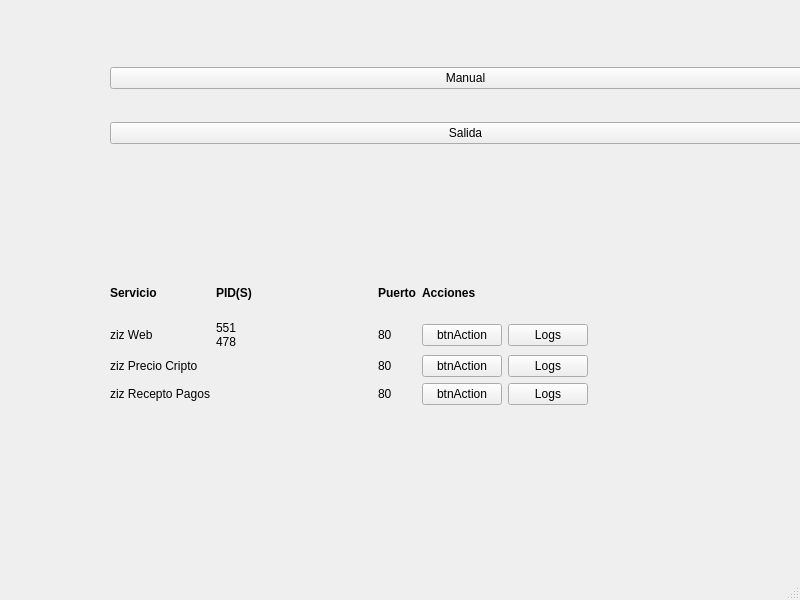
Before: the Qt Designer form Librerias/Vistas/ventanaPrincipalBoceto.ui in Jonathan-Lara-Hurtado/zizAdmin, drawn with Qt 5.
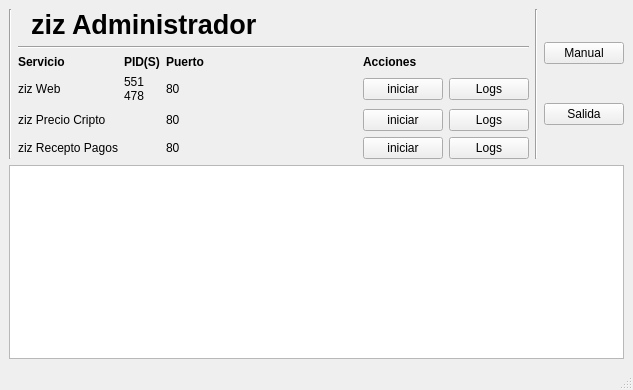
After: the same form once the commit is applied. Icons and pictures are not drawn.

What changed in the file:
```diff
--- a/Librerias/Vistas/ventanaPrincipalBoceto.ui
+++ b/Librerias/Vistas/ventanaPrincipalBoceto.ui
@@ -6,8 +6,8 @@
    <rect>
     <x>0</x>
     <y>0</y>
-    <width>800</width>
-    <height>600</height>
+    <width>633</width>
+    <height>390</height>
    </rect>
   </property>
   <property name="windowTitle">
@@ -18,125 +18,87 @@
     <normaloff>Recursos/Imagenes/zizIcon.png</normaloff>Recursos/Imagenes/zizIcon.png</iconset>
   </property>
   <widget class="QWidget" name="centralwidget">
-   <widget class="QWidget" name="horizontalLayoutWidget">
-    <property name="geometry">
-     <rect>
-      <x>110</x>
-      <y>40</y>
-      <width>711</width>
-      <height>131</height>
-     </rect>
-    </property>
+   <layout class="QVBoxLayout" name="verticalLayout_4">
+    <item>
+     <layout class="QVBoxLayout" name="verticalLayout_3">
+      <item>
+       <layout class="QHBoxLayout" name="horizontalLayout_2">
+        <item>
+         <widget class="Line" name="line_3">
+          <property name="orientation">
+           <enum>Qt::Vertical</enum>
+          </property>
+         </widget>
+        </item>
+        <item>
+         <layout class="QVBoxLayout" name="verticalLayout_2">
+          <item>
     <layout class="QHBoxLayout" name="horizontalLayout">
      <item>
-      <layout class="QVBoxLayout" name="verticalLayout">
+             <widget class="QLabel" name="label_13">
+              <property name="text">
+               <string/>
+              </property>
+              <property name="pixmap">
+               <pixmap>../../Recursos/Imagenes/ziz.png</pixmap>
+              </property>
+             </widget>
+            </item>
        <item>
-        <widget class="QPushButton" name="pushButton_7">
+             <widget class="QLabel" name="label_12">
+              <property name="font">
+               <font>
+                <pointsize>20</pointsize>
+                <weight>75</weight>
+                <bold>true</bold>
+               </font>
+              </property>
          <property name="text">
-          <string>Manual</string>
+               <string>ziz Administrador</string>
          </property>
         </widget>
        </item>
        <item>
-        <widget class="QPushButton" name="pushButton_8">
+             <widget class="QLabel" name="label_14">
          <property name="text">
-          <string>Salida</string>
-         </property>
-        </widget>
-       </item>
-      </layout>
-     </item>
-    </layout>
-   </widget>
-   <widget class="QWidget" name="gridLayoutWidget">
-    <property name="geometry">
-     <rect>
-      <x>110</x>
-      <y>270</y>
-      <width>478</width>
-      <height>135</height>
-     </rect>
-    </property>
+               <string/>
+              </property>
+              <property name="pixmap">
+               <pixmap>../../Recursos/Imagenes/zizv2.png</pixmap>
+              </property>
+             </widget>
+            </item>
+            <item>
+             <spacer name="horizontalSpacer_3">
+              <property name="orientation">
+               <enum>Qt::Horizontal</enum>
+              </property>
+              <property name="sizeHint" stdset="0">
+               <size>
+                <width>40</width>
+                <height>20</height>
+               </size>
+              </property>
+             </spacer>
+            </item>
+           </layout>
+          </item>
+          <item>
+           <widget class="Line" name="line">
+            <property name="orientation">
+             <enum>Qt::Horizontal</enum>
+            </property>
+           </widget>
+          </item>
+          <item>
     <layout class="QGridLayout" name="gridLayout">
-     <item row="5" column="3">
-      <widget class="QLabel" name="label_5">
-       <property name="text">
-        <string>80</string>
-       </property>
-      </widget>
-     </item>
-     <item row="5" column="2">
-      <spacer name="horizontalSpacer">
-       <property name="orientation">
-        <enum>Qt::Horizontal</enum>
-       </property>
-       <property name="sizeHint" stdset="0">
-        <size>
-         <width>40</width>
-         <height>20</height>
-        </size>
-       </property>
-      </spacer>
-     </item>
-     <item row="4" column="0">
-      <widget class="QLabel" name="label_10">
-       <property name="text">
-        <string>ziz Precio Cripto</string>
-       </property>
-      </widget>
-     </item>
+            <property name="leftMargin">
+             <number>0</number>
+            </property>
      <item row="3" column="4">
       <widget class="QPushButton" name="pushButton">
        <property name="text">
-        <string>btnAction</string>
-       </property>
-      </widget>
-     </item>
-     <item row="4" column="3">
-      <widget class="QLabel" name="label_4">
-       <property name="text">
-        <string>80</string>
-       </property>
-      </widget>
-     </item>
-     <item row="4" column="5">
-      <widget class="QPushButton" name="pushButton_4">
-       <property name="text">
-        <string>Logs</string>
-       </property>
-      </widget>
-     </item>
-     <item row="3" column="3">
-      <widget class="QLabel" name="label_3">
-       <property name="text">
-        <string>80</string>
-       </property>
-      </widget>
-     </item>
-     <item row="2" column="3">
-      <widget class="QLabel" name="label_2">
-       <property name="font">
-        <font>
-         <weight>75</weight>
-         <bold>true</bold>
-        </font>
-       </property>
-       <property name="text">
-        <string>Puerto</string>
-       </property>
-      </widget>
-     </item>
-     <item row="5" column="0">
-      <widget class="QLabel" name="label_11">
-       <property name="text">
-        <string>ziz Recepto Pagos</string>
-       </property>
-      </widget>
-     </item>
-     <item row="5" column="5">
-      <widget class="QPushButton" name="pushButton_6">
-       <property name="text">
-        <string>Logs</string>
+               <string>iniciar</string>
        </property>
       </widget>
      </item>
@@ -147,6 +109,26 @@
        </property>
       </widget>
      </item>
+            <item row="3" column="5">
+             <widget class="QPushButton" name="pushButton_3">
+              <property name="text">
+               <string>Logs</string>
+              </property>
+             </widget>
+            </item>
+            <item row="2" column="4">
+             <widget class="QLabel" name="label">
+              <property name="font">
+               <font>
+                <weight>75</weight>
+                <bold>true</bold>
+               </font>
+              </property>
+              <property name="text">
+               <string>Acciones</string>
+              </property>
+             </widget>
+            </item>
      <item row="2" column="1">
       <widget class="QLabel" name="label_7">
        <property name="font">
@@ -160,23 +142,17 @@
        </property>
       </widget>
      </item>
-     <item row="2" column="0">
-      <widget class="QLabel" name="label_8">
-       <property name="font">
-        <font>
-         <weight>75</weight>
-         <bold>true</bold>
-        </font>
-       </property>
+            <item row="4" column="0">
+             <widget class="QLabel" name="label_10">
        <property name="text">
-        <string>Servicio</string>
+               <string>ziz Precio Cripto</string>
        </property>
       </widget>
      </item>
-     <item row="4" column="4">
-      <widget class="QPushButton" name="pushButton_2">
+            <item row="3" column="2">
+             <widget class="QLabel" name="label_3">
        <property name="text">
-        <string>btnAction</string>
+               <string>80</string>
        </property>
       </widget>
      </item>
@@ -188,22 +164,76 @@
        </property>
       </widget>
      </item>
+            <item row="5" column="5">
+             <widget class="QPushButton" name="pushButton_6">
+              <property name="text">
+               <string>Logs</string>
+              </property>
+             </widget>
+            </item>
+            <item row="4" column="4">
+             <widget class="QPushButton" name="pushButton_2">
+              <property name="text">
+               <string>iniciar</string>
+              </property>
+             </widget>
+            </item>
+            <item row="5" column="0">
+             <widget class="QLabel" name="label_11">
+              <property name="text">
+               <string>ziz Recepto Pagos</string>
+              </property>
+             </widget>
+            </item>
+            <item row="2" column="2">
+             <widget class="QLabel" name="label_2">
+              <property name="font">
+               <font>
+                <weight>75</weight>
+                <bold>true</bold>
+               </font>
+              </property>
+              <property name="text">
+               <string>Puerto</string>
+              </property>
+             </widget>
+            </item>
+            <item row="4" column="2">
+             <widget class="QLabel" name="label_4">
+              <property name="text">
+               <string>80</string>
+              </property>
+             </widget>
+            </item>
+            <item row="4" column="5">
+             <widget class="QPushButton" name="pushButton_4">
+              <property name="text">
+               <string>Logs</string>
+              </property>
+             </widget>
+            </item>
+            <item row="4" column="3">
+             <spacer name="horizontalSpacer_2">
+              <property name="orientation">
+               <enum>Qt::Horizontal</enum>
+              </property>
+              <property name="sizeHint" stdset="0">
+               <size>
+                <width>40</width>
+                <height>20</height>
+               </size>
+              </property>
+             </spacer>
+            </item>
      <item row="5" column="4">
       <widget class="QPushButton" name="pushButton_5">
        <property name="text">
-        <string>btnAction</string>
+               <string>iniciar</string>
        </property>
       </widget>
      </item>
-     <item row="3" column="5">
-      <widget class="QPushButton" name="pushButton_3">
-       <property name="text">
-        <string>Logs</string>
-       </property>
-      </widget>
-     </item>
-     <item row="2" column="4">
-      <widget class="QLabel" name="label">
+            <item row="2" column="0">
+             <widget class="QLabel" name="label_8">
        <property name="font">
         <font>
          <weight>75</weight>
@@ -211,12 +241,54 @@
         </font>
        </property>
        <property name="text">
-        <string>Acciones</string>
+               <string>Servicio</string>
        </property>
       </widget>
      </item>
-    </layout>
-   </widget>
+            <item row="5" column="2">
+             <widget class="QLabel" name="label_5">
+              <property name="text">
+               <string>80</string>
+              </property>
+             </widget>
+            </item>
+           </layout>
+          </item>
+         </layout>
+        </item>
+        <item>
+         <widget class="Line" name="line_2">
+          <property name="orientation">
+           <enum>Qt::Vertical</enum>
+          </property>
+         </widget>
+        </item>
+        <item>
+         <layout class="QVBoxLayout" name="verticalLayout">
+          <item>
+           <widget class="QPushButton" name="pushButton_7">
+            <property name="text">
+             <string>Manual</string>
+            </property>
+           </widget>
+          </item>
+          <item>
+           <widget class="QPushButton" name="pushButton_8">
+            <property name="text">
+             <string>Salida</string>
+            </property>
+           </widget>
+          </item>
+         </layout>
+        </item>
+       </layout>
+      </item>
+      <item>
+       <widget class="QTextEdit" name="textEdit"/>
+      </item>
+     </layout>
+    </item>
+   </layout>
   </widget>
   <widget class="QStatusBar" name="statusbar"/>
  </widget>
```
Lines whose indentation alone changed are shown as unchanged.
